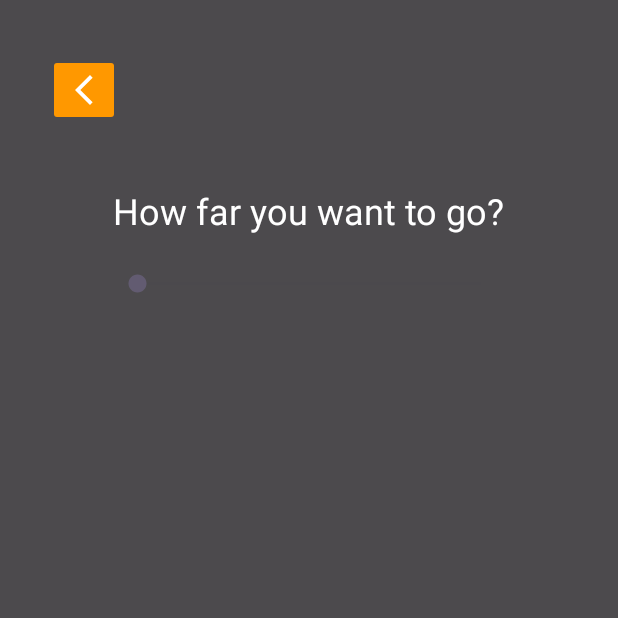
After one commit to Kaiobr13/Projeto-Mobile-LeonardoAlves-KaioSchoeneman, an Android app: the MMActivity screen opened directly, with no data from a screen before it, on a phone screen of 412 x 824 dp, the top half of it. The commit adds this screen. Run offline under Robolectric (Android 15) with nearby library versions, the phone set to English and light mode, and no system bars.

Commit message:
Started Matchmaking activity

```diff
--- a/SportBuddy/app/src/main/AndroidManifest.xml
+++ b/SportBuddy/app/src/main/AndroidManifest.xml
@@ -33,6 +33,9 @@
             android:exported="false"
             android:label="@string/title_activity_maps" />
         <activity
+            android:name=".MMActivity"
+            android:exported="false" />
+        <activity
             android:name=".SettingsActivity"
             android:exported="false" />
         <activity
--- /dev/null
+++ b/SportBuddy/app/src/main/java/pt/iade/leonardokaio/sportbuddy/MMActivity.java
@@ -0,0 +1,34 @@
+package pt.iade.leonardokaio.sportbuddy;
+
+import androidx.appcompat.app.AppCompatActivity;
+
+import android.content.Intent;
+import android.os.Bundle;
+import android.view.View;
+import android.widget.ImageButton;
+
+public class MMActivity extends AppCompatActivity {
+
+    private ImageButton btnbacktomain;
+
+    @Override
+    protected void onCreate(Bundle savedInstanceState) {
+        super.onCreate(savedInstanceState);
+        setContentView(R.layout.activity_mmactivity);
+
+        setupComponents();
+    }
+
+    private void setupComponents() {
+
+        btnbacktomain = findViewById(R.id.MM_backtomain);
+
+        btnbacktomain.setOnClickListener(new View.OnClickListener() {
+            @Override
+            public void onClick(View v) {
+
+                startActivity(new Intent(MMActivity.this, MainActivity.class));
+            }
+        });
+    }
+}
--- a/SportBuddy/app/src/main/java/pt/iade/leonardokaio/sportbuddy/MainActivity.java
+++ b/SportBuddy/app/src/main/java/pt/iade/leonardokaio/sportbuddy/MainActivity.java
@@ -12,6 +12,7 @@ public class MainActivity extends AppCompatActivity {
     private ImageButton btngotoprof;
     private ImageButton btngotomap;
 
+    private ImageButton btngotoMM;
     @Override
     protected void onCreate(Bundle savedInstanceState) {
         super.onCreate(savedInstanceState);
@@ -24,6 +25,7 @@ public class MainActivity extends AppCompatActivity {
 
         btngotoprof = findViewById(R.id.home_profilebut);
         btngotomap = findViewById(R.id.home_mapbut);
+        btngotoMM = findViewById(R.id.home_matchbut);
 
         btngotoprof.setOnClickListener(new View.OnClickListener() {
                 @Override
@@ -31,11 +33,19 @@ public class MainActivity extends AppCompatActivity {
                     startActivity(new Intent(MainActivity.this, ProfileActivity.class));
                 }
             });
+
         btngotomap.setOnClickListener(new View.OnClickListener() {
             @Override
             public void onClick(View v) {
                 startActivity(new Intent(MainActivity.this, MapsActivity.class));
             }
         });
+
+        btngotoMM.setOnClickListener(new View.OnClickListener() {
+            @Override
+            public void onClick(View v) {
+                startActivity(new Intent(MainActivity.this, MMActivity.class));
+            }
+        });
     }
 }
--- /dev/null
+++ b/SportBuddy/app/src/main/res/layout/activity_mmactivity.xml
@@ -0,0 +1,57 @@
+<?xml version="1.0" encoding="utf-8"?>
+<androidx.constraintlayout.widget.ConstraintLayout xmlns:android="http://schemas.android.com/apk/res/android"
+    xmlns:app="http://schemas.android.com/apk/res-auto"
+    xmlns:tools="http://schemas.android.com/tools"
+    android:layout_width="match_parent"
+    android:layout_height="match_parent"
+    android:background="#B2000000"
+    tools:context=".MMActivity">
+
+    <ImageButton
+        android:id="@+id/MM_backtomain"
+        android:layout_width="wrap_content"
+        android:layout_height="48dp"
+        android:layout_marginStart="32dp"
+        android:layout_marginTop="36dp"
+        android:backgroundTint="#FF9800"
+        android:contentDescription="@string/close_page"
+        app:layout_constraintStart_toStartOf="parent"
+        app:layout_constraintTop_toTopOf="parent"
+        app:srcCompat="@drawable/arrow_back_ios_new"
+        app:tint="@color/white"
+        tools:ignore="ImageContrastCheck" />
+
+    <ScrollView
+        android:layout_width="292dp"
+        android:layout_height="661dp"
+        android:layout_marginTop="90dp"
+        app:layout_constraintEnd_toEndOf="parent"
+        app:layout_constraintStart_toStartOf="parent"
+        app:layout_constraintTop_toBottomOf="@+id/seekBar">
+
+        <LinearLayout
+            android:layout_width="match_parent"
+            android:layout_height="wrap_content"
+            android:orientation="vertical" />
+    </ScrollView>
+
+    <SeekBar
+        android:id="@+id/seekBar"
+        android:layout_width="0dp"
+        android:layout_height="65dp"
+        app:layout_constraintEnd_toEndOf="@+id/textView2"
+        app:layout_constraintStart_toStartOf="@+id/textView2"
+        app:layout_constraintTop_toBottomOf="@+id/textView2" />
+
+    <TextView
+        android:id="@+id/textView2"
+        android:layout_width="wrap_content"
+        android:layout_height="wrap_content"
+        android:layout_marginTop="40dp"
+        android:text="@string/seekbar_text"
+        android:textColor="@color/white"
+        android:textSize="24sp"
+        app:layout_constraintEnd_toEndOf="parent"
+        app:layout_constraintStart_toStartOf="parent"
+        app:layout_constraintTop_toBottomOf="@+id/MM_backtomain" />
+</androidx.constraintlayout.widget.ConstraintLayout>
--- a/SportBuddy/app/src/main/res/menu/menu_main.xml
+++ /dev/null
@@ -1,4 +0,0 @@
-<?xml version="1.0" encoding="utf-8"?>
-<menu xmlns:android="http://schemas.android.com/apk/res/android">
-
-</menu>
--- a/SportBuddy/app/src/main/res/values/strings.xml
+++ b/SportBuddy/app/src/main/res/values/strings.xml
@@ -41,6 +41,9 @@
     <string name="start_game_button">Matchmaking</string>
     <string name="profile_button">Profile</string>
 
+    <!-- MM Activity-->
+    <string name="seekbar_text">How far you want to go?</string>
+
     <!-- General -->
     <string name="next_page">Next</string>
     <string name="previous_page">Back</string>
```
